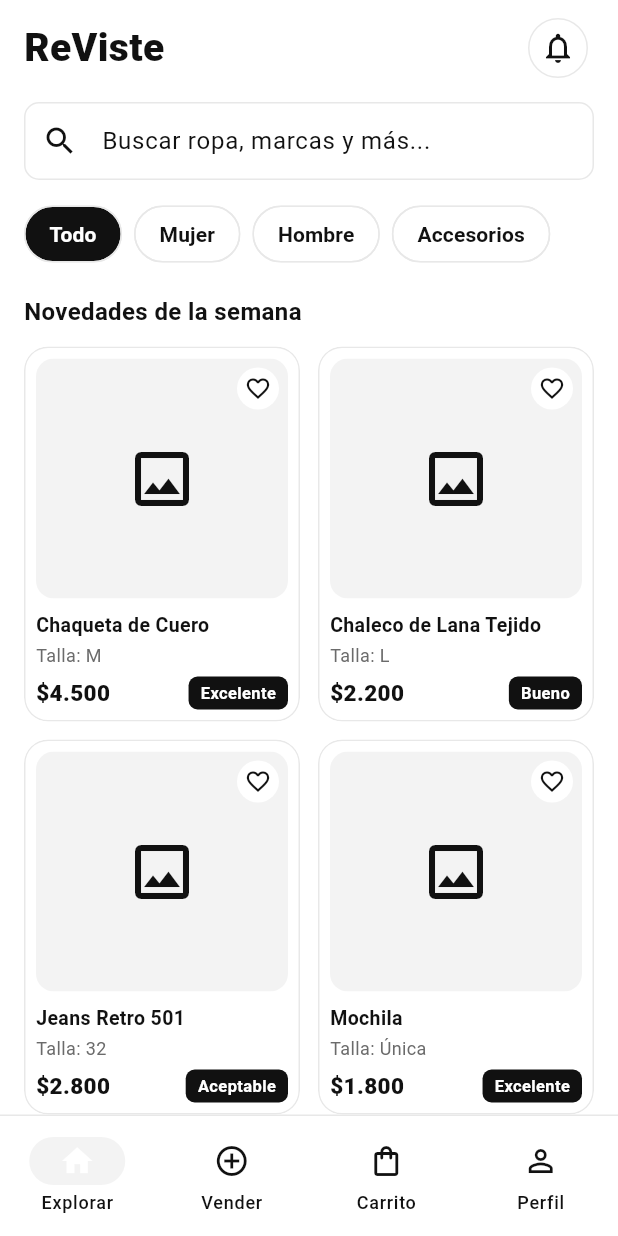
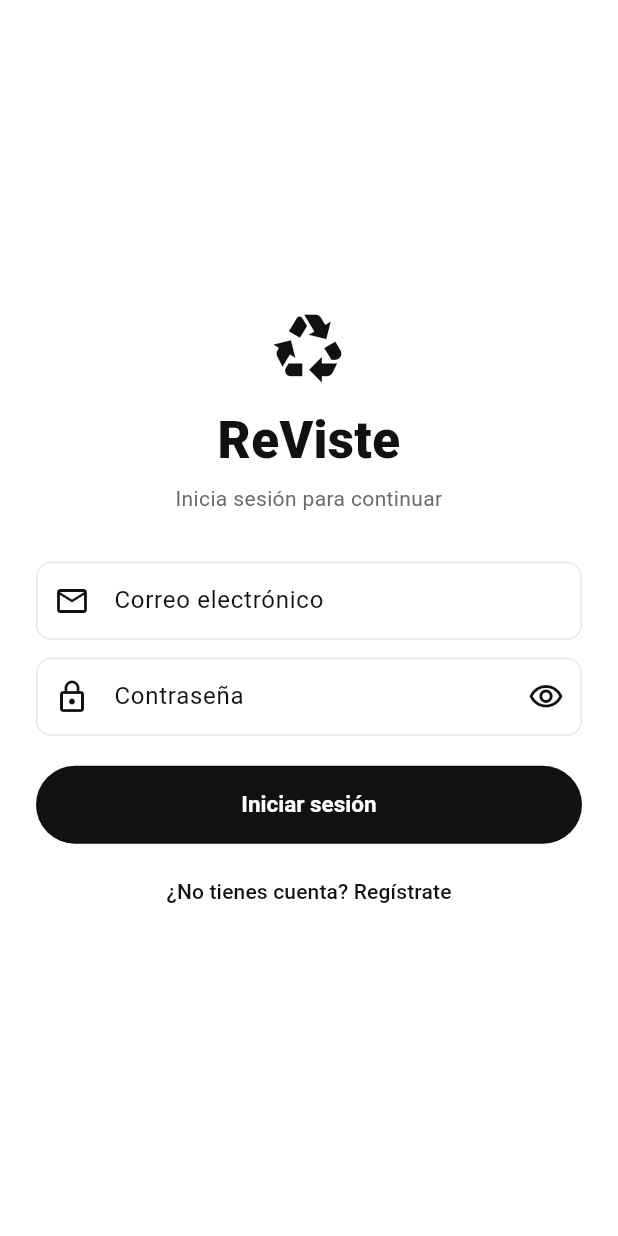
Before and after one commit to nicolassepulvedac/reviste, a Flutter app: the screen it shows after launch, on a phone screen of 412 x 824 dp. Run offline on Flutter 3.47's test engine with Material 3 defaults, Android fonts, the phone set to English and light mode, and no system bars; our stand-ins replace firebase_auth, firebase_core, flutter_riverpod, go_router, shared_preferences; accounts and stored records are empty.

Commit message:
v0.3: login y registro con Firebase Auth

```diff
--- a/lib/core/constants.dart
+++ b/lib/core/constants.dart
@@ -1,6 +1,3 @@
-/// Usuario que "inició sesión" mientras no exista login con Firebase.
-const String kUsuarioActual = 'Pedro Fernández';
-
 /// Categorías de prendas (además de "Todo", que es solo un filtro).
 const List<String> kCategorias = ['Mujer', 'Hombre', 'Accesorios'];
 
--- a/lib/main.dart
+++ b/lib/main.dart
@@ -1,10 +1,13 @@
+import 'package:firebase_core/firebase_core.dart';
 import 'package:flutter/material.dart';
 import 'package:flutter_riverpod/flutter_riverpod.dart';
 
 import 'core/theme.dart';
 import 'presentation/router.dart';
 
-void main() {
+Future<void> main() async {
+  WidgetsFlutterBinding.ensureInitialized();
+  await Firebase.initializeApp();
   runApp(const ProviderScope(child: ReViste()));
 }
 
--- a/lib/presentation/router.dart
+++ b/lib/presentation/router.dart
@@ -1,19 +1,63 @@
+import 'dart:async';
+
+import 'package:firebase_auth/firebase_auth.dart';
+import 'package:flutter/foundation.dart';
 import 'package:go_router/go_router.dart';
 
 import 'screens/checkout_screen.dart';
 import 'screens/detalle_screen.dart';
 import 'screens/home_shell.dart';
+import 'screens/login_screen.dart';
 import 'screens/mis_publicaciones_screen.dart';
 import 'screens/publicar_screen.dart';
+import 'screens/registro_screen.dart';
 import 'screens/splash_screen.dart';
 
+/// Avisa al router cuando se inicia o se cierra sesión para que redirija.
+class _SesionListenable extends ChangeNotifier {
+  late final StreamSubscription<User?> _suscripcion;
+
+  _SesionListenable() {
+    _suscripcion = FirebaseAuth.instance
+        .authStateChanges()
+        .listen((_) => notifyListeners());
+  }
+
+  @override
+  void dispose() {
+    _suscripcion.cancel();
+    super.dispose();
+  }
+}
+
 /// Navegación con go_router. Los parámetros viajan en la ruta (ej: /prenda/3).
+/// Sin sesión iniciada solo se puede entrar a /login y /registro.
 final GoRouter appRouter = GoRouter(
   initialLocation: '/splash',
+  refreshListenable: _SesionListenable(),
+  redirect: (context, state) {
+    final ruta = state.matchedLocation;
+    if (ruta == '/splash') return null;
+
+    final conSesion = FirebaseAuth.instance.currentUser != null;
+    final enAcceso = ruta == '/login' || ruta == '/registro';
+
+    if (!conSesion && !enAcceso) return '/login';
+    if (conSesion && enAcceso) return '/';
+    return null;
+  },
   routes: [
     GoRoute(
       path: '/splash',
       builder: (context, state) => const SplashScreen(),
+    ),
+    GoRoute(
+      path: '/login',
+      builder: (context, state) => const LoginScreen(),
+    ),
+    GoRoute(
+      path: '/registro',
+      builder: (context, state) => const RegistroScreen(),
     ),
     GoRoute(
       path: '/',
--- /dev/null
+++ b/lib/presentation/screens/login_screen.dart
@@ -0,0 +1,153 @@
+import 'package:flutter/material.dart';
+import 'package:flutter_riverpod/flutter_riverpod.dart';
+import 'package:go_router/go_router.dart';
+
+import '../../core/theme.dart';
+import '../../core/ui.dart';
+import '../../data/services/auth_service.dart';
+import '../providers/auth_provider.dart';
+
+/// Inicio de sesión con correo y contraseña (Firebase Auth).
+class LoginScreen extends ConsumerStatefulWidget {
+  const LoginScreen({super.key});
+
+  @override
+  ConsumerState<LoginScreen> createState() => _LoginScreenState();
+}
+
+class _LoginScreenState extends ConsumerState<LoginScreen> {
+  final _formKey = GlobalKey<FormState>();
+  final _email = TextEditingController();
+  final _password = TextEditingController();
+  bool _ocultar = true;
+  bool _cargando = false;
+  String? _error;
+
+  @override
+  void dispose() {
+    _email.dispose();
+    _password.dispose();
+    super.dispose();
+  }
+
+  Future<void> _entrar() async {
+    if (!_formKey.currentState!.validate()) return;
+    setState(() {
+      _cargando = true;
+      _error = null;
+    });
+    try {
+      await ref
+          .read(authServiceProvider)
+          .iniciarSesion(_email.text, _password.text);
+      // El router detecta la sesión y entra solo a la app.
+    } catch (e) {
+      if (!mounted) return;
+      setState(() => _error = mensajeErrorAuth(e));
+    } finally {
+      if (mounted) setState(() => _cargando = false);
+    }
+  }
+
+  @override
+  Widget build(BuildContext context) {
+    return Scaffold(
+      body: SafeArea(
+        child: Center(
+          child: SingleChildScrollView(
+            padding: const EdgeInsets.all(24),
+            child: Form(
+              key: _formKey,
+              child: Column(
+                mainAxisSize: MainAxisSize.min,
+                crossAxisAlignment: CrossAxisAlignment.stretch,
+                children: [
+                  const Icon(Icons.recycling, size: 52, color: kNegro),
+                  const SizedBox(height: 12),
+                  const Text(
+                    'ReViste',
+                    textAlign: TextAlign.center,
+                    style: TextStyle(fontSize: 34, fontWeight: FontWeight.w800),
+                  ),
+                  const SizedBox(height: 4),
+                  const Text(
+                    'Inicia sesión para continuar',
+                    textAlign: TextAlign.center,
+                    style: TextStyle(color: kGrisTexto),
+                  ),
+                  const SizedBox(height: 32),
+                  TextFormField(
+                    controller: _email,
+                    keyboardType: TextInputType.emailAddress,
+                    autofillHints: const [AutofillHints.email],
+                    decoration: campoDeco(
+                      'Correo electrónico',
+                      prefixIcon: const Icon(Icons.mail_outline),
+                    ),
+                    validator: (v) {
+                      final texto = v?.trim() ?? '';
+                      if (texto.isEmpty) return 'Ingresa tu correo';
+                      final valido = RegExp(r'^[^@\s]+@[^@\s]+\.[^@\s]+$');
+                      if (!valido.hasMatch(texto)) return 'Correo no válido';
+                      return null;
+                    },
+                  ),
+                  const SizedBox(height: 12),
+                  TextFormField(
+                    controller: _password,
+                    obscureText: _ocultar,
+                    autofillHints: const [AutofillHints.password],
+                    decoration: campoDeco(
+                      'Contraseña',
+                      prefixIcon: const Icon(Icons.lock_outline),
+                    ).copyWith(
+                      suffixIcon: IconButton(
+                        onPressed: () => setState(() => _ocultar = !_ocultar),
+                        icon: Icon(
+                          _ocultar
+                              ? Icons.visibility_outlined
+                              : Icons.visibility_off_outlined,
+                        ),
+                      ),
+                    ),
+                    validator: (v) => (v == null || v.isEmpty)
+                        ? 'Ingresa tu contraseña'
+                        : null,
+                    onFieldSubmitted: (_) => _cargando ? null : _entrar(),
+                  ),
+                  if (_error != null) ...[
+                    const SizedBox(height: 12),
+                    Text(
+                      _error!,
+                      textAlign: TextAlign.center,
+                      style: const TextStyle(color: Color(0xFFB3261E)),
+                    ),
+                  ],
+                  const SizedBox(height: 20),
+                  FilledButton(
+                    onPressed: _cargando ? null : _entrar,
+                    child: _cargando
+                        ? const SizedBox(
+                            width: 22,
+                            height: 22,
+                            child: CircularProgressIndicator(
+                              strokeWidth: 2.5,
+                              color: Colors.white,
+                            ),
+                          )
+                        : const Text('Iniciar sesión'),
+                  ),
+                  const SizedBox(height: 8),
+                  TextButton(
+                    onPressed: _cargando ? null : () => context.go('/registro'),
+                    child: const Text('¿No tienes cuenta? Regístrate'),
+                  ),
+                ],
+              ),
+            ),
+          ),
+        ),
+      ),
+    );
+  }
+}
--- a/lib/presentation/screens/publicar_screen.dart
+++ b/lib/presentation/screens/publicar_screen.dart
@@ -6,6 +6,7 @@ import '../../core/constants.dart';
 import '../../core/theme.dart';
 import '../../core/ui.dart';
 import '../../domain/entities/prenda.dart';
+import '../providers/auth_provider.dart';
 import '../providers/prendas_provider.dart';
 import '../widgets/prenda_imagen.dart';
 
@@ -104,7 +105,7 @@ class _PublicarScreenState extends ConsumerState<PublicarScreen> {
       imagenUrl: _imagen.text.trim(),
       descripcion: _descripcion.text.trim(),
       marca: marca.isEmpty ? 'Sin marca' : marca,
-      vendedor: base?.vendedor ?? kUsuarioActual,
+      vendedor: base?.vendedor ?? ref.read(nombreUsuarioProvider),
     );
 
     try {
--- a/pubspec.yaml
+++ b/pubspec.yaml
@@ -37,6 +37,9 @@ dependencies:
   flutter_riverpod: ^3.4.3
   go_router: ^18.1.2
   shared_preferences: ^2.5.6
+  firebase_core: ^5.1.0
+  firebase_auth: ^7.0.1
+  cloud_firestore: ^7.1.0
 
 dev_dependencies:
   flutter_test:
```
Also changed, not shown: lib/data/services/auth_service.dart (added, +65 -0 lines), lib/presentation/providers/auth_provider.dart (added, +30 -0 lines), lib/presentation/providers/filtros_provider.dart (+4 -3 lines), lib/presentation/screens/perfil_screen.dart (+43 -13 lines), lib/presentation/screens/registro_screen.dart (added, +181 -0 lines), docs/capturas_v03/Screenshot_1.png (added), docs/capturas_v03/Screenshot_2.png (added), docs/capturas_v03/Screenshot_3.png (added), docs/capturas_v03/Screenshot_4.png (added), docs/capturas_v03/Screenshot_5.png (added), docs/capturas_v03/Screenshot_6.png (added), pubspec.lock, 7 other files.
